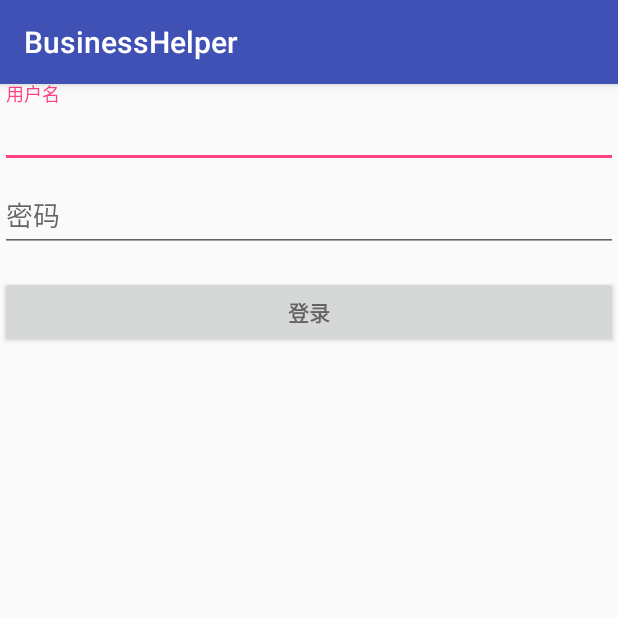
After one commit to junhuaqin/BusinessHelper, an Android app: the fragment LoginFragment shown on its own in the app's theme, on a phone screen of 412 x 824 dp, the top half of it. The commit adds this screen. Run offline under Robolectric (Android 15) with nearby library versions, the phone set to English and light mode, and no system bars; libraries missing offline, so code that uses them is left out: retrofit2.adapter.rxjava; 1 statement that could not run was skipped.

Commit message:
add login

```diff
--- a/app/src/main/AndroidManifest.xml
+++ b/app/src/main/AndroidManifest.xml
@@ -21,6 +21,8 @@
         <activity android:name=".saveorder.additem.AddOrderItemActivity"/>
         <activity android:name=".stores.StoresActivity"/>
         <activity android:name=".orders.OrdersActivity"/>
+        <activity android:name=".login.LoginActivity"/>
+        <activity android:name=".mine.MineActivity"/>
     </application>
 
 </manifest>
--- a/app/src/main/java/com/qfg/businesshelper/data/source/DataSourceFactory.java
+++ b/app/src/main/java/com/qfg/businesshelper/data/source/DataSourceFactory.java
@@ -2,6 +2,8 @@ package com.qfg.businesshelper.data.source;
 
 import com.qfg.businesshelper.data.source.remote.RemoteOrdersDS;
 import com.qfg.businesshelper.data.source.remote.RemoteProductDS;
+import com.qfg.businesshelper.data.source.remote.RemoteUsersDS;
+import com.qfg.businesshelper.data.source.repository.UsersRepository;
 
 /**
  * Created by rbtq on 8/25/16.
@@ -14,4 +16,8 @@ public class DataSourceFactory {
     public static ProductsDataSource getProductsDataSource() {
         return new RemoteProductDS();
     }
+
+    public static UsersDataSource getUsersDataSource() {
+        return new UsersRepository(new RemoteUsersDS());
+    }
 }
--- a/app/src/main/java/com/qfg/businesshelper/layouts/QFGBottomBar.java
+++ b/app/src/main/java/com/qfg/businesshelper/layouts/QFGBottomBar.java
@@ -8,6 +8,7 @@ import android.support.v4.content.ContextCompat;
 
 import com.qfg.businesshelper.R;
 import com.qfg.businesshelper.integration.ReportSaleActivity;
+import com.qfg.businesshelper.mine.MineActivity;
 import com.qfg.businesshelper.stores.StoresActivity;
 import com.roughike.bottombar.BottomBar;
 import com.roughike.bottombar.OnMenuTabClickListener;
@@ -44,7 +45,10 @@ public class QFGBottomBar {
                         }
                         break;
                     case R.id.my_item:
-
+                        if (!(activity instanceof MineActivity)) {
+                            intent = new Intent(activity, MineActivity.class);
+                            activity.startActivity(intent);
+                        }
                         break;
                 }
             }
--- /dev/null
+++ b/app/src/main/java/com/qfg/businesshelper/login/LoginFragment.java
@@ -0,0 +1,160 @@
+package com.qfg.businesshelper.login;
+
+import android.os.Bundle;
+import android.support.annotation.Nullable;
+import android.text.TextUtils;
+import android.view.KeyEvent;
+import android.view.LayoutInflater;
+import android.view.View;
+import android.view.ViewGroup;
+import android.view.inputmethod.EditorInfo;
+import android.widget.Button;
+import android.widget.EditText;
+import android.widget.TextView;
+
+import com.qfg.businesshelper.BaseFragment;
+import com.qfg.businesshelper.R;
+import com.qfg.businesshelper.login.domain.model.User;
+
+import retrofit2.adapter.rxjava.HttpException;
+
+/**
+ * Created by rbtq on 9/1/16.
+ */
+public class LoginFragment extends BaseFragment implements LoginContract.View {
+    private LoginContract.Presenter mPresenter;
+    // UI references.
+    private EditText mUserNameView;
+    private EditText mPasswordView;
+    private View mProgressView;
+    private View mLoginFormView;
+
+    @Nullable
+    @Override
+    public View onCreateView(LayoutInflater inflater, @Nullable ViewGroup container, @Nullable Bundle savedInstanceState) {
+        View root = inflater.inflate(R.layout.login_frag, container, false);
+
+        // Set up the login form.
+        mUserNameView = (EditText) root.findViewById(R.id.username);
+
+        mPasswordView = (EditText) root.findViewById(R.id.password);
+        mPasswordView.setOnEditorActionListener(new TextView.OnEditorActionListener() {
+            @Override
+            public boolean onEditorAction(TextView textView, int id, KeyEvent keyEvent) {
+                if (id == R.id.login || id == EditorInfo.IME_NULL) {
+                    attemptLogin();
+                    return true;
+                }
+                return false;
+            }
+        });
+
+        Button signInButton = (Button) root.findViewById(R.id.sign_in_button);
+        signInButton.setOnClickListener(new View.OnClickListener() {
+            @Override
+            public void onClick(View view) {
+                attemptLogin();
+            }
+        });
+
+        mLoginFormView = root.findViewById(R.id.login_form);
+        mProgressView = root.findViewById(R.id.login_progress);
+
+        return root;
+    }
+
+    @Override
+    public void onResume() {
+        super.onResume();
+        mPresenter.start();
+    }
+
+    private void attemptLogin() {
+        // Reset errors.
+        mUserNameView.setError(null);
+        mPasswordView.setError(null);
+
+        // Store values at the time of the login attempt.
+        String username = mUserNameView.getText().toString();
+        String password = mPasswordView.getText().toString();
+
+        boolean cancel = false;
+        View focusView = null;
+
+        // Check for a valid password, if the user entered one.
+        if (!TextUtils.isEmpty(password) && !isPasswordValid(password)) {
+            mPasswordView.setError(getString(R.string.error_invalid_password));
+            focusView = mPasswordView;
+            cancel = true;
+        }
+
+        // Check for a valid email address.
+        if (TextUtils.isEmpty(username)) {
+            mUserNameView.setError(getString(R.string.error_field_required));
+            focusView = mUserNameView;
+            cancel = true;
+        } else if (!isUserNameValid(username)) {
+            mUserNameView.setError(getString(R.string.error_invalid_username));
+            focusView = mUserNameView;
+            cancel = true;
+        }
+
+        if (cancel) {
+            // There was an error; don't attempt login and focus the first
+            // form field with an error.
+            focusView.requestFocus();
+        } else {
+            mPresenter.login(getContext(), username, password);
+        }
+    }
+
+    private boolean isUserNameValid(String username) {
+        //TODO: Replace this with your own logic
+        return !username.isEmpty();
+    }
+
+    private boolean isPasswordValid(String password) {
+        //TODO: Replace this with your own logic
+        return password.length() > 4;
+    }
+
+
+    @Override
+    public void setLoggingIndicator(boolean active) {
+        if (active) {
+            mProgressView.setVisibility(View.VISIBLE);
+            mLoginFormView.setVisibility(View.GONE);
+        } else {
+            mLoginFormView.setVisibility(View.VISIBLE);
+            mProgressView.setVisibility(View.GONE);
+        }
+    }
+
+    @Override
+    public void showLoginSuccess(User user) {
+        getActivity().finish();
+    }
+
+    @Override
+    public void showLoginError(Throwable e) {
+        if (e instanceof HttpException) {
+            HttpException httpException = (HttpException) e;
+            if (httpException.code() == 401) {
+                mPasswordView.setError(getString(R.string.error_incorrect_password));
+                mPasswordView.requestFocus();
+            }
+        } else {
+            showMessage(e.getMessage());
+        }
+    }
+
+    @Override
+    public boolean isActive() {
+        return isAdded();
+    }
+
+    @Override
+    public void setPresenter(LoginContract.Presenter presenter) {
+        mPresenter = presenter;
+    }
+}
--- a/app/src/main/java/com/qfg/businesshelper/stores/StoresActivity.java
+++ b/app/src/main/java/com/qfg/businesshelper/stores/StoresActivity.java
@@ -44,4 +44,10 @@ public class StoresActivity extends AppCompatActivity {
         // lose the current tab on orientation change.
         mBottomBar.onSaveInstanceState(outState);
     }
+
+    @Override
+    protected void onResume() {
+        super.onResume();
+        mBottomBar.selectTab();
+    }
 }
--- /dev/null
+++ b/app/src/main/res/layout/login_frag.xml
@@ -0,0 +1,73 @@
+<?xml version="1.0" encoding="utf-8"?>
+<LinearLayout xmlns:android="http://schemas.android.com/apk/res/android"
+    xmlns:tools="http://schemas.android.com/tools"
+    android:layout_width="match_parent"
+    android:layout_height="match_parent"
+    android:gravity="center_horizontal"
+    android:orientation="vertical">
+
+    <!-- Login progress -->
+    <ProgressBar
+        android:id="@+id/login_progress"
+        style="?android:attr/progressBarStyleLarge"
+        android:layout_width="wrap_content"
+        android:layout_height="wrap_content"
+        android:layout_marginBottom="8dp"
+        android:visibility="gone" />
+
+    <ScrollView
+        android:id="@+id/login_form"
+        android:layout_width="match_parent"
+        android:layout_height="match_parent">
+
+        <LinearLayout
+            android:id="@+id/email_login_form"
+            android:layout_width="match_parent"
+            android:layout_height="wrap_content"
+            android:orientation="vertical">
+
+            <android.support.design.widget.TextInputLayout
+                android:layout_width="match_parent"
+                android:layout_height="wrap_content">
+
+                <EditText
+                    android:id="@+id/username"
+                    android:layout_width="match_parent"
+                    android:layout_height="wrap_content"
+                    android:hint="@string/prompt_username"
+                    android:inputType="textEmailAddress"
+                    android:maxLines="1"
+                    android:singleLine="true" />
+
+            </android.support.design.widget.TextInputLayout>
+
+            <android.support.design.widget.TextInputLayout
+                android:layout_width="match_parent"
+                android:layout_height="wrap_content">
+
+                <EditText
+                    android:id="@+id/password"
+                    android:layout_width="match_parent"
+                    android:layout_height="wrap_content"
+                    android:hint="@string/prompt_password"
+                    android:imeActionId="@+id/login"
+                    android:imeActionLabel="@string/action_sign_in_short"
+                    android:imeOptions="actionUnspecified"
+                    android:inputType="textPassword"
+                    android:maxLines="1"
+                    android:singleLine="true" />
+
+            </android.support.design.widget.TextInputLayout>
+
+            <Button
+                android:id="@+id/sign_in_button"
+                style="?android:textAppearanceSmall"
+                android:layout_width="match_parent"
+                android:layout_height="wrap_content"
+                android:layout_marginTop="16dp"
+                android:text="@string/action_sign_in"
+                android:textStyle="bold" />
+
+        </LinearLayout>
+    </ScrollView>
+</LinearLayout>
--- a/app/src/main/res/values/strings.xml
+++ b/app/src/main/res/values/strings.xml
@@ -29,4 +29,18 @@
 
     <!-- Strings related to stores -->
     <string name="no_stores_all">没有查询到库存</string>
+
+    <!-- Strings related to login -->
+    <string name="prompt_username">用户名</string>
+    <string name="prompt_password">密码</string>
+    <string name="action_sign_in">登录</string>
+    <string name="action_sign_in_short">登录</string>
+    <string name="error_invalid_username">用户名无效</string>
+    <string name="error_invalid_password">密码无效</string>
+    <string name="error_incorrect_password">用户名或者密码不正确</string>
+    <string name="error_field_required">请输入值</string>
+
+    <!-- Strings related to mine -->
+    <string name="changePassword">修改密码</string>
+    <string name="logout">退出当前用户</string>
 </resources>
```
Also changed, not shown: app/src/main/java/com/qfg/businesshelper/data/source/UsersDataSource.java (added, +16 -0 lines), app/src/main/java/com/qfg/businesshelper/data/source/remote/RemoteUsersDS.java (added, +27 -0 lines), app/src/main/java/com/qfg/businesshelper/data/source/repository/UsersRepository.java (added, +38 -0 lines), app/src/main/java/com/qfg/businesshelper/integration/ReportSaleActivity.java (+21 -0 lines), app/src/main/java/com/qfg/businesshelper/login/LoginActivity.java (added, +42 -0 lines), app/src/main/java/com/qfg/businesshelper/login/LoginContract.java (added, +24 -0 lines), app/src/main/java/com/qfg/businesshelper/login/LoginPresenter.java (added, +67 -0 lines), app/src/main/java/com/qfg/businesshelper/login/domain/model/User.java (added, +77 -0 lines), app/src/main/java/com/qfg/businesshelper/login/domain/usecase/Login.java (added, +71 -0 lines), app/src/main/java/com/qfg/businesshelper/mine/MineActivity.java (added, +43 -0 lines), app/src/main/java/com/qfg/businesshelper/services/clients/UserClient.java (added, +15 -0 lines), app/src/main/res/layout/activity_mine.xml (added, +26 -0 lines), app/src/main/res/layout/login_act.xml (added, +16 -0 lines).
